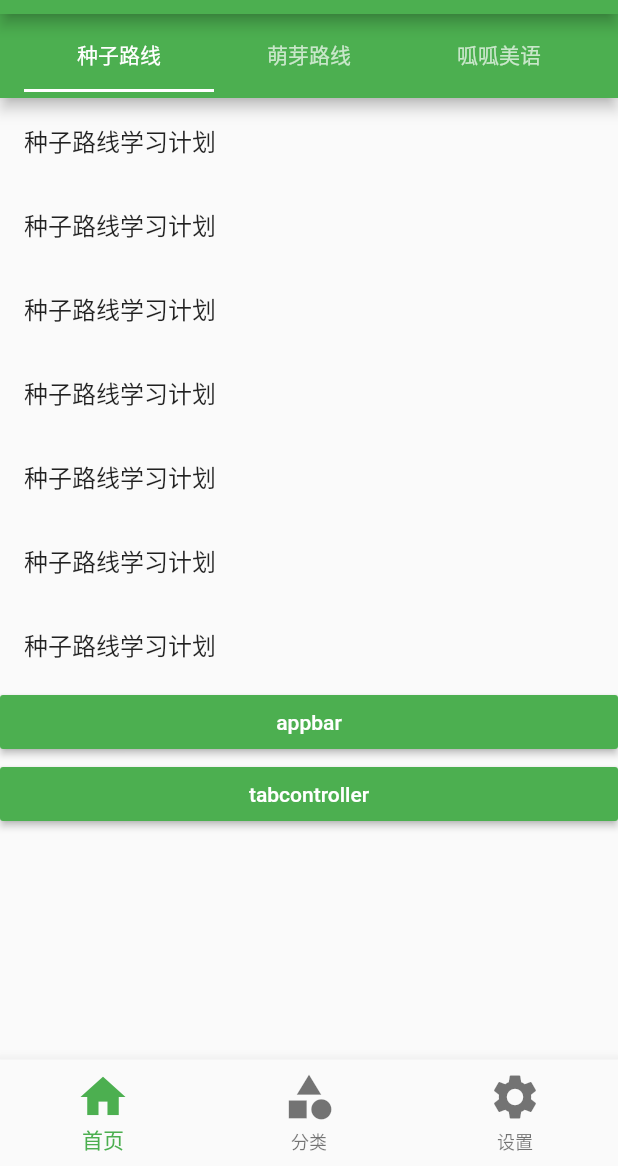
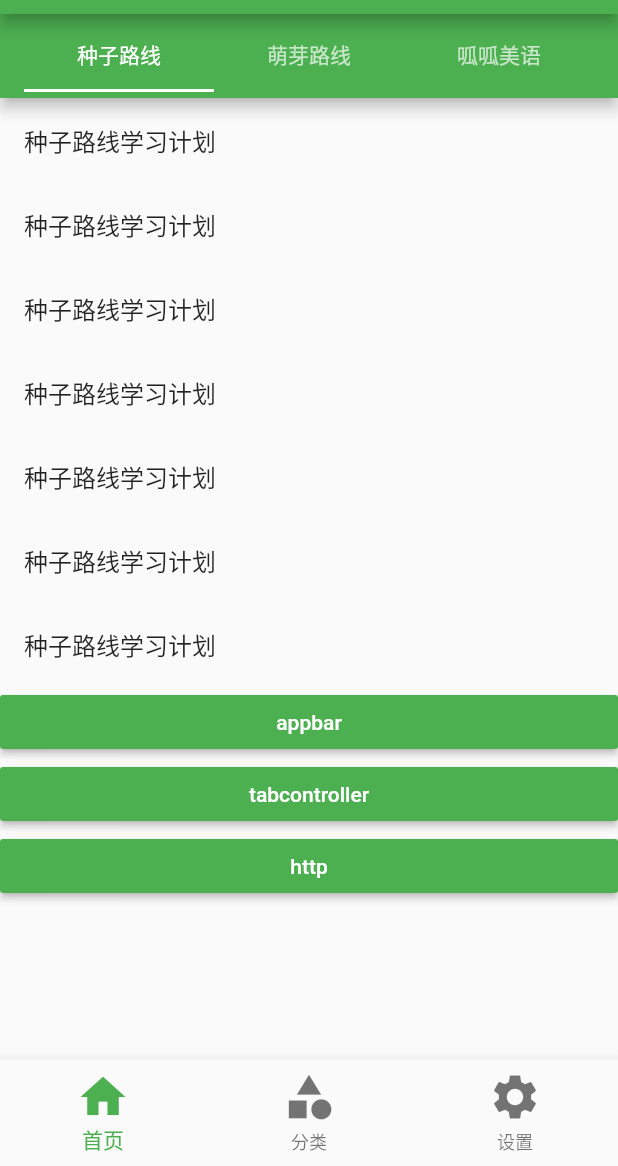
Before and after one commit to TimorCookie/flutterdemo, a Flutter app: the screen it shows after launch, on a phone screen of 412 x 824 dp, the part 70-1236 px from its top. Run offline on Flutter 3.47's test engine with Material 2 defaults, Android fonts, the phone set to English and light mode, and no system bars.

Commit message:
feat: http demo

```diff
--- a/lib/pages/tabs/Home.dart
+++ b/lib/pages/tabs/Home.dart
@@ -59,6 +59,12 @@ class HomeTab extends StatelessWidget {
                         {Navigator.pushNamed(context, '/tabcontroller')},
                     color: Theme.of(context).accentColor,
                     textTheme: ButtonTextTheme.primary,
+                  ),
+                  RaisedButton(
+                    child: Text('http'),
+                    onPressed: () => {Navigator.pushNamed(context, '/http')},
+                    color: Theme.of(context).accentColor,
+                    textTheme: ButtonTextTheme.primary,
                   )
                 ],
               ),
--- a/lib/routes/Routes.dart
+++ b/lib/routes/Routes.dart
@@ -6,6 +6,7 @@ import '../pages/user/create.dart';
 import '../pages/courses/story.dart';
 import '../pages/products/appbardemo.dart';
 import '../pages/products/tabbarcontroller.dart';
+import '../pages/products//httpdemo.dart';
 
 final Map routes = {
   '/': (context, {arguments}) => Tabs(
@@ -17,7 +18,8 @@ final Map routes = {
   '/story': (context, {arguments}) => StoryPage(arguments: arguments),
   '/appbar': (context, {arguments}) => AppBarDemo(arguments: arguments),
   '/tabcontroller': (context, {arguments}) =>
-      TabbarControllerPage(arguments: arguments)
+      TabbarControllerPage(arguments: arguments),
+  '/http': (context, {arguments}) => HttpDemoPage(arguments: arguments),
 };
 
 var onGenerateRoute = (RouteSettings settings) {
--- a/pubspec.yaml
+++ b/pubspec.yaml
@@ -23,6 +23,7 @@ environment:
 dependencies:
   flutter:
     sdk: flutter
+  http: ^0.12.2
 
 
   # The following adds the Cupertino Icons font to your application.
```
Also changed, not shown: lib/pages/products/httpdemo.dart (added, +55 -0 lines), pubspec.lock.
